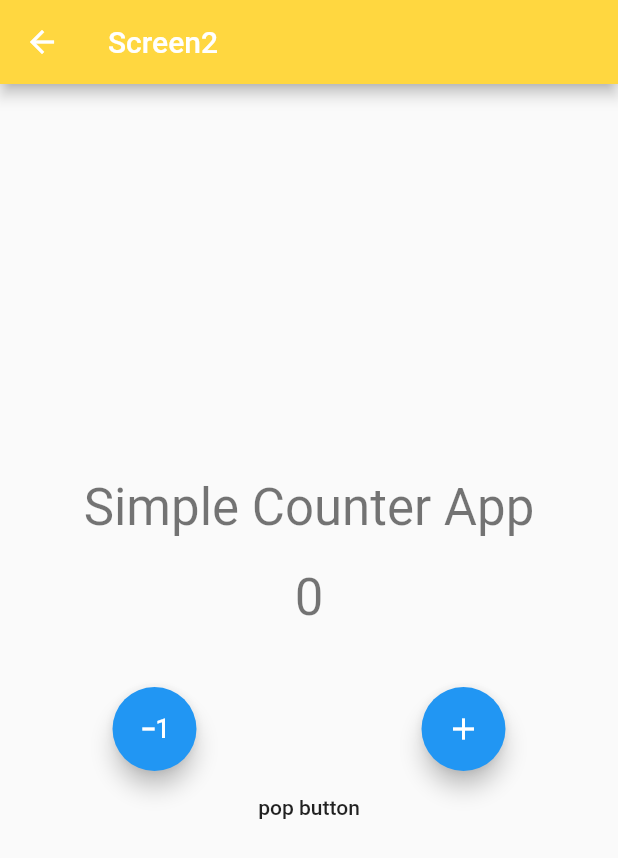
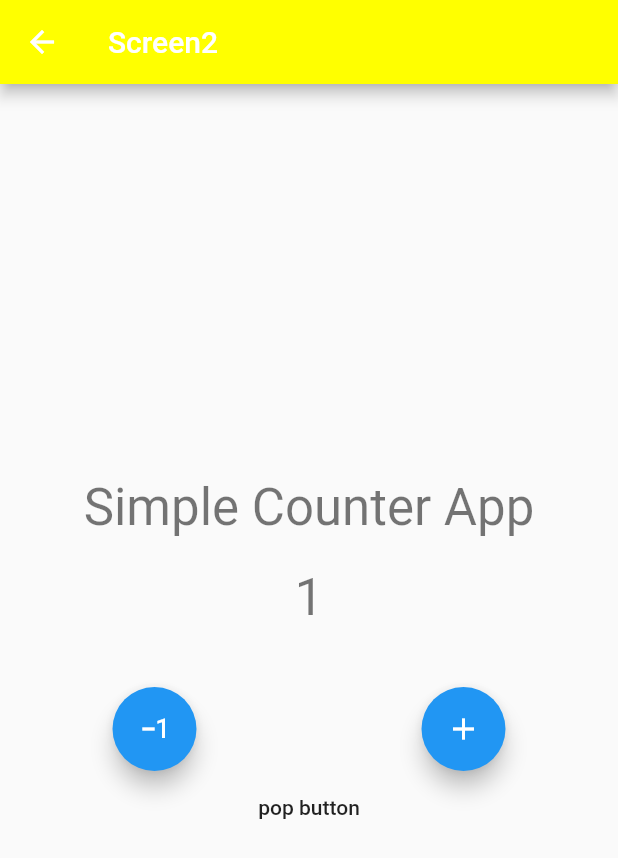
Before and after one commit to Kakaranara/bloc_qweqwe, a Flutter app: the screen it shows after launch, after a tap on "SECOND SCREEN", on a phone screen of 412 x 824 dp. Shown: the top 858 px of the screen. Run offline on Flutter 3.47's test engine with Material 2 defaults, Android fonts, the phone set to English and light mode, and no system bars; our stand-ins replace bloc, connectivity_plus, flutter_bloc.

Commit message:
penentuan wifi / mobile data sesuai state internetCubit. angka akan bertambah apabila koneksi yang tersambung wifi, decrement bila mobile data

```diff
--- a/lib/logic/cubit/counter_state.dart
+++ b/lib/logic/cubit/counter_state.dart
@@ -18,14 +18,11 @@ part of 'counter_cubit.dart';
 //   CounterInitial() : super(counter: 0);
 // }
 
-class CounterState extends Equatable{
+class CounterState{
   CounterState({required this.counter, this.wasIncremented = true});
 
   bool wasIncremented;
   int counter;
 
-  @override
-  // TODO: implement props
-  List<Object?> get props => [wasIncremented,counter];
 
 }
--- a/lib/main.dart
+++ b/lib/main.dart
@@ -1,17 +1,20 @@
 import 'package:bloc_qweqwe/logic/cubit/counter_cubit.dart';
+import 'package:bloc_qweqwe/logic/cubit/internet_cubit.dart';
 import 'package:bloc_qweqwe/presentation/router/app_router.dart';
-import 'package:bloc_qweqwe/presentation/screen/screen1.dart';
-import 'package:bloc_qweqwe/presentation/screen/screen2.dart';
-import 'package:bloc_qweqwe/presentation/screen/screen3.dart';
+import 'package:connectivity_plus/connectivity_plus.dart';
 import 'package:flutter/material.dart';
 import 'package:flutter_bloc/flutter_bloc.dart';
 
 void main() {
-  runApp(MyApp());
+  runApp(MyApp(appRoute: AppRoute(), connectivity: Connectivity(),));
 }
 
 class MyApp extends StatefulWidget {
-  MyApp({Key? key}) : super(key: key);
+  final AppRoute appRoute;
+  final Connectivity connectivity;
+
+  const MyApp({Key? key, required this.appRoute, required this.connectivity})
+      : super(key: key);
 
   @override
   State<MyApp> createState() => _MyAppState();
@@ -25,14 +28,21 @@ class _MyAppState extends State<MyApp> {
   @override
   Widget build(BuildContext context) {
     debugPrint("--------------- BUILD METHOD ---------------");
-    return MaterialApp(
-      title: 'Flutter Demo',
-      theme: ThemeData(
-        primarySwatch: Colors.blue,
+    return MultiBlocProvider(
+      providers: [
+        BlocProvider<InternetCubit>(create: (context) => InternetCubit(connectivity: widget.connectivity) ),
+        BlocProvider<CounterCubit>(create: (context) => CounterCubit())
+      ],
+      child: MaterialApp(
+        title: 'Flutter Demo',
+        theme: ThemeData(
+          primarySwatch: Colors.blue,
+        ),
+        onGenerateRoute: _appRoute.onGeneratedRoute,
       ),
-      onGenerateRoute: _appRoute.onGeneratedRoute,
     );
   }
+
   @override
   void dispose() {
     _counterCubit.close();
--- a/lib/presentation/router/app_router.dart
+++ b/lib/presentation/router/app_router.dart
@@ -2,7 +2,6 @@ import 'package:bloc_qweqwe/logic/cubit/counter_cubit.dart';
 import 'package:bloc_qweqwe/presentation/screen/screen1.dart';
 import 'package:bloc_qweqwe/presentation/screen/screen2.dart';
 import 'package:bloc_qweqwe/presentation/screen/screen3.dart';
-import 'package:flutter/cupertino.dart';
 import 'package:flutter/material.dart';
 import 'package:flutter_bloc/flutter_bloc.dart';
 
@@ -16,21 +15,21 @@ class AppRoute {
             builder: (_) =>
                 BlocProvider.value(
                   value: _counterCubit,
-                  child: Screen1(title: "Screen1", color: Colors.blueAccent),
+                  child: const Screen1(title: "Screen1", color: Colors.blueAccent),
                 ));
       case '/screen2':
         return MaterialPageRoute(
             builder: (_) =>
                 BlocProvider.value(
                   value: _counterCubit,
-                  child: Screen2(title: "Screen2", color: Colors.yellowAccent),
+                  child: const Screen2(title: "Screen2", color: Colors.yellowAccent),
                 ));
       case '/screen3':
         return MaterialPageRoute(
             builder: (_) =>
                 BlocProvider.value(
                   value: _counterCubit,
-                  child: Screen3(title: "Screen3", color: Colors.redAccent),
+                  child: const Screen3(title: "Screen3", color: Colors.redAccent),
                 ));
       default:
         return null;
--- a/lib/presentation/screen/screen1.dart
+++ b/lib/presentation/screen/screen1.dart
@@ -4,6 +4,9 @@ import 'package:bloc_qweqwe/logic/cubit/counter_cubit.dart';
 import 'package:bloc_qweqwe/presentation/screen/screen2.dart';
 import 'package:flutter/material.dart';
 import 'package:flutter_bloc/flutter_bloc.dart';
+
+import '../../constant/enums.dart';
+import '../../logic/cubit/internet_cubit.dart';
 
 class Screen1 extends StatelessWidget {
   const Screen1({Key? key, required this.title, required this.color})
@@ -14,7 +17,19 @@ class Screen1 extends StatelessWidget {
   @override
   Widget build(BuildContext context) {
     print("build context screen 1 : $context");
-    return Scaffold(
+    return BlocListener<InternetCubit, InternetState>(
+      listener: (context, state) {
+        if (state is InternetConnected &&
+            state.connectionType == ConnectionType.wifi) {
+          // context.watch<CounterCubit>().increment();
+          BlocProvider.of<CounterCubit>(context).increment();
+        } else if (state is InternetConnected &&
+            state.connectionType == ConnectionType.mobile) {
+          // context.watch<CounterCubit>().decrement();
+          BlocProvider.of<CounterCubit>(context).decrement();
+        }
+      },
+      child: Scaffold(
         appBar: AppBar(
           title: Text(title),
         ),
@@ -28,6 +43,38 @@ class Screen1 extends StatelessWidget {
               ),
               const SizedBox(
                 height: 20,
+              ),
+              BlocBuilder<InternetCubit, InternetState>(
+                builder: (context, state) {
+                  if (state is InternetConnected &&
+                      state.connectionType == ConnectionType.wifi) {
+                    return Text(
+                      'Wi-Fi',
+                      style: Theme.of(context).textTheme.headline3?.copyWith(
+                            color: Colors.green,
+                          ),
+                    );
+                  } else if (state is InternetConnected &&
+                      state.connectionType == ConnectionType.mobile) {
+                    return Text(
+                      'Mobile',
+                      style: Theme.of(context).textTheme.headline3?.copyWith(
+                            color: Colors.red,
+                          ),
+                    );
+                  } else if (state is InternetDisconnected) {
+                    return Text(
+                      'Disconnected',
+                      style: Theme.of(context).textTheme.headline3?.copyWith(
+                            color: Colors.grey,
+                          ),
+                    );
+                  }
+                  return CircularProgressIndicator();
+                },
+              ),
+              const Divider(
+                height: 5,
               ),
               BlocConsumer<CounterCubit, CounterState>(
                 listener: (_context, state) {
@@ -48,47 +95,44 @@ class Screen1 extends StatelessWidget {
               const SizedBox(
                 height: 40,
               ),
-            Row(
-              mainAxisAlignment: MainAxisAlignment.start,
-              children: [
-                Expanded(
-                    child: FloatingActionButton(
-                  heroTag: "1",
+              // Row(
+              //   mainAxisAlignment: MainAxisAlignment.start,
+              //   children: [
+              //     Expanded(
+              //         child: FloatingActionButton(
+              //       heroTag: "1",
+              //       onPressed: () {
+              //         BlocProvider.of<CounterCubit>(context).decrement();
+              //       },
+              //       child: const Icon(Icons.exposure_minus_1),
+              //     )),
+              //     Expanded(
+              //         child: FloatingActionButton(
+              //       heroTag: "2",
+              //       onPressed: () {
+              //         BlocProvider.of<CounterCubit>(context).increment();
+              //       },
+              //       child: const Icon(Icons.add),
+              //     )),
+              //   ],
+              // ),
+              MaterialButton(
                 onPressed: () {
-                    BlocProvider.of<CounterCubit>(context).decrement();
+                  Navigator.of(context).pushNamed("/screen2");
                 },
-                  child: const Icon(Icons.exposure_minus_1),
-                )),
-                Expanded(
-                    child: FloatingActionButton(
-                  heroTag: "2",
-                  onPressed: () {
-                    BlocProvider.of<CounterCubit>(context).increment();
-                  },
-                  child: const Icon(Icons.add),
-                )),
-              ],
+                child: const Text("SECOND SCREEN"),
+              ),
+              const SizedBox(
+                height: 20,
               ),
               MaterialButton(
                 onPressed: () {
-                // Navigator.of(context).pushNamed("/screen2");
-                Navigator.push(
-                    context,
-                    MaterialPageRoute(
-                        builder: (_) => BlocProvider.value(
-                              value: BlocProvider.of<CounterCubit>(context),
-                              child: Screen2(
-                                  title: "Screen2", color: Colors.amberAccent),
-                            )));
-              },
-              child: const Text("SECOND SCREEN"),
-            ),
-            const SizedBox(height: 20,),
-            MaterialButton(onPressed: (){
                   Navigator.pushNamed(context, "/screen3");
                 },
-            child: Text("Third Screen"),),
+                child: Text("Third Screen"),
+              ),
             ],
+          ),
         ),
       ),
     );
--- a/pubspec.yaml
+++ b/pubspec.yaml
@@ -36,6 +36,7 @@ dependencies:
   cupertino_icons: ^1.0.2
   flutter_bloc: ^8.0.1
   equatable: ^2.0.3
+  connectivity_plus: ^2.2.1
 
 dev_dependencies:
   flutter_test:
```
Also changed, not shown: lib/logic/cubit/counter_cubit.dart (+3 -7 lines), pubspec.lock. Lines whose indentation alone changed are shown as unchanged.
